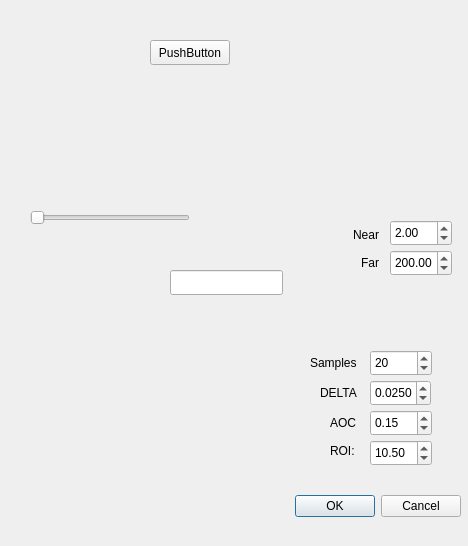
Before: the Qt Designer form optionsdialog.ui in geosohal/GeoSengine, drawn with Qt 5.
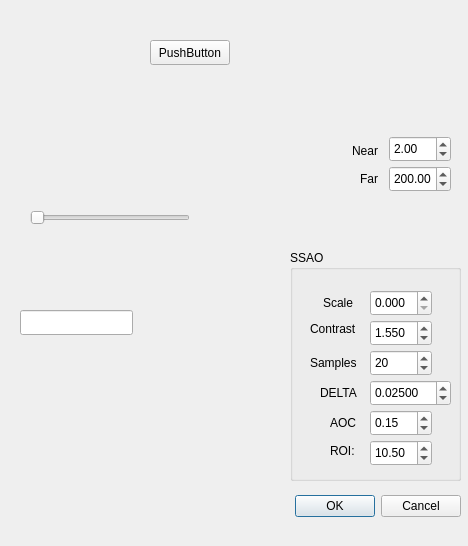
After: the same form once the commit is applied.

Diff of the .ui file:
```diff
--- a/optionsdialog.ui
+++ b/optionsdialog.ui
@@ -113,8 +113,8 @@
   <widget class="QLineEdit" name="lineEdit">
    <property name="geometry">
     <rect>
-     <x>170</x>
-     <y>270</y>
+     <x>20</x>
+     <y>310</y>
      <width>113</width>
      <height>25</height>
     </rect>
@@ -154,12 +154,12 @@
     <rect>
      <x>370</x>
      <y>380</y>
-     <width>61</width>
+     <width>81</width>
      <height>26</height>
     </rect>
    </property>
    <property name="decimals">
-    <number>4</number>
+    <number>5</number>
    </property>
    <property name="maximum">
     <double>20.000000000000000</double>
@@ -190,8 +190,8 @@
   <widget class="QDoubleSpinBox" name="doubleSpinBox">
    <property name="geometry">
     <rect>
-     <x>390</x>
-     <y>220</y>
+     <x>389</x>
+     <y>136</y>
      <width>62</width>
      <height>26</height>
     </rect>
@@ -203,8 +203,8 @@
   <widget class="QDoubleSpinBox" name="spinFarPlane">
    <property name="geometry">
     <rect>
-     <x>390</x>
-     <y>250</y>
+     <x>389</x>
+     <y>166</y>
      <width>62</width>
      <height>26</height>
     </rect>
@@ -219,8 +219,8 @@
   <widget class="QLabel" name="label_5">
    <property name="geometry">
     <rect>
-     <x>353</x>
-     <y>226</y>
+     <x>352</x>
+     <y>142</y>
      <width>31</width>
      <height>17</height>
     </rect>
@@ -232,8 +232,8 @@
   <widget class="QLabel" name="label_6">
    <property name="geometry">
     <rect>
-     <x>361</x>
-     <y>254</y>
+     <x>360</x>
+     <y>170</y>
      <width>21</width>
      <height>17</height>
     </rect>
@@ -242,6 +242,94 @@
     <string>Far</string>
    </property>
   </widget>
+  <widget class="QLabel" name="label_7">
+   <property name="geometry">
+    <rect>
+     <x>310</x>
+     <y>320</y>
+     <width>54</width>
+     <height>17</height>
+    </rect>
+   </property>
+   <property name="text">
+    <string>Contrast</string>
+   </property>
+  </widget>
+  <widget class="QLabel" name="label_8">
+   <property name="geometry">
+    <rect>
+     <x>323</x>
+     <y>294</y>
+     <width>31</width>
+     <height>17</height>
+    </rect>
+   </property>
+   <property name="text">
+    <string>Scale</string>
+   </property>
+  </widget>
+  <widget class="QDoubleSpinBox" name="doubleSpinBox_2">
+   <property name="geometry">
+    <rect>
+     <x>370</x>
+     <y>320</y>
+     <width>62</width>
+     <height>26</height>
+    </rect>
+   </property>
+   <property name="decimals">
+    <number>3</number>
+   </property>
+   <property name="value">
+    <double>1.550000000000000</double>
+   </property>
+  </widget>
+  <widget class="QGroupBox" name="groupBox">
+   <property name="geometry">
+    <rect>
+     <x>290</x>
+     <y>250</y>
+     <width>171</width>
+     <height>231</height>
+    </rect>
+   </property>
+   <property name="title">
+    <string>SSAO</string>
+   </property>
+   <widget class="QDoubleSpinBox" name="scaleSpinBox_3">
+    <property name="geometry">
+     <rect>
+      <x>80</x>
+      <y>40</y>
+      <width>62</width>
+      <height>26</height>
+     </rect>
+    </property>
+    <property name="decimals">
+     <number>3</number>
+    </property>
+   </widget>
+  </widget>
+  <zorder>groupBox</zorder>
+  <zorder>buttonBox</zorder>
+  <zorder>horizontalSlider</zorder>
+  <zorder>pushButton</zorder>
+  <zorder>label</zorder>
+  <zorder>label_2</zorder>
+  <zorder>label_3</zorder>
+  <zorder>label_4</zorder>
+  <zorder>lineEdit</zorder>
+  <zorder>spinBoxRoi</zorder>
+  <zorder>spinBoxAoc</zorder>
+  <zorder>spinBoxDelta</zorder>
+  <zorder>SpinBoxSamples</zorder>
+  <zorder>doubleSpinBox</zorder>
+  <zorder>spinFarPlane</zorder>
+  <zorder>label_5</zorder>
+  <zorder>label_6</zorder>
+  <zorder>label_7</zorder>
+  <zorder>label_8</zorder>
+  <zorder>doubleSpinBox_2</zorder>
  </widget>
  <resources/>
  <connections>
```
Left out of the diff: 2 changed lines with no effect on the pictures.
